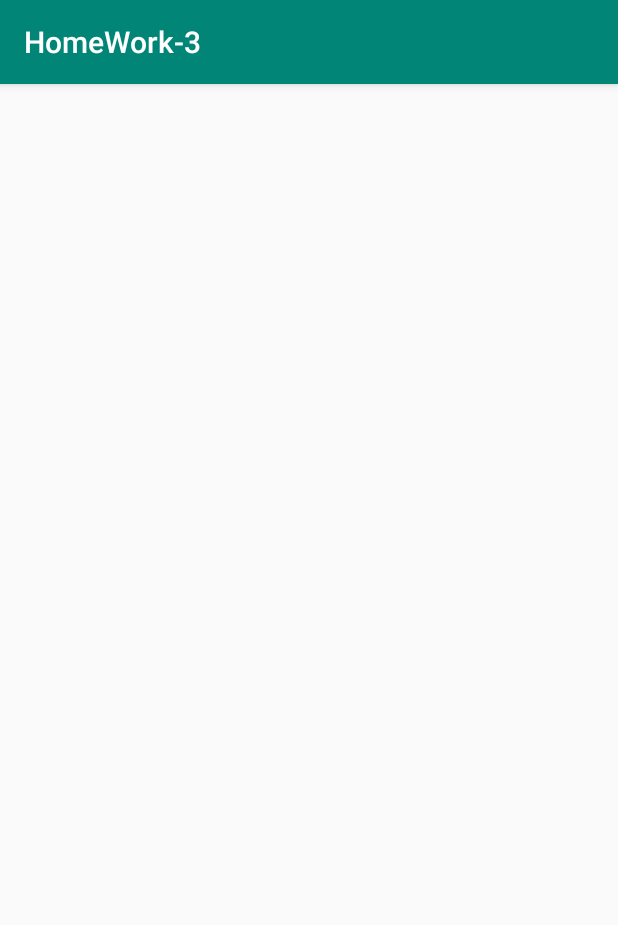
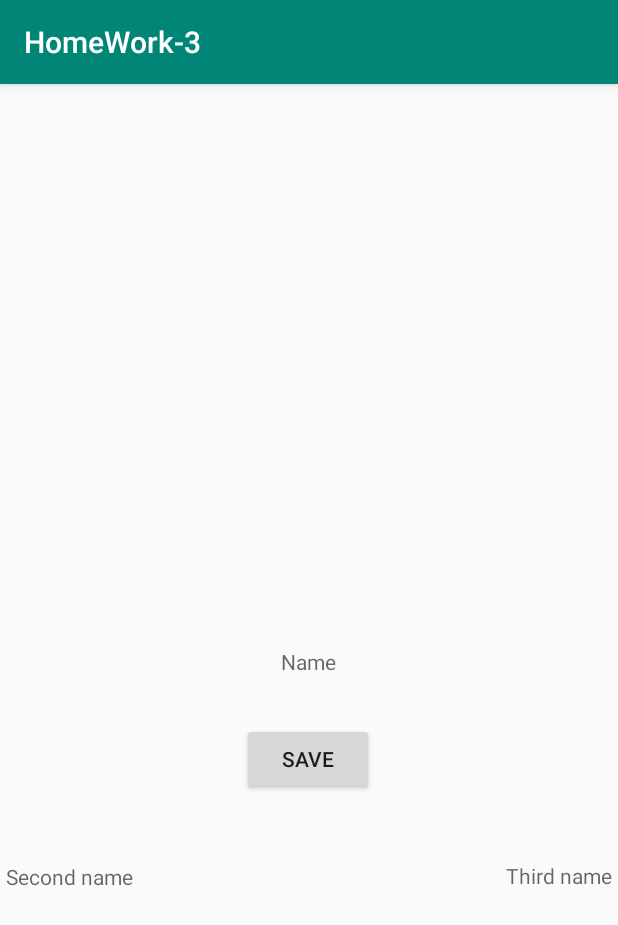
Before and after one commit to md-malikovich/Course3_HomeWork3.0, an Android app: the ObvActivity screen opened directly, with no data from a screen before it, on a phone screen of 412 x 824 dp. Shown: the top 925 px of the screen. Run offline under Robolectric (Android 15) with nearby library versions, the phone set to English and light mode, and no system bars.

Commit message:
Попытка №2
Заработало.

```diff
--- a/src/main/java/com/example/homework_3/ObvActivity.java
+++ b/src/main/java/com/example/homework_3/ObvActivity.java
@@ -4,68 +4,39 @@ import androidx.appcompat.app.AppCompatActivity;
 
 import android.content.Intent;
 import android.os.Bundle;
-import android.util.Log;
 import android.view.View;
 import android.widget.Button;
-import android.widget.EditText;
 import android.widget.TextView;
 
 public class ObvActivity extends AppCompatActivity {
 
+    Button button;
     TextView textView1;
     TextView textView2;
     TextView textView3;
-    Button save;
-
-    EditText name;
-    EditText secondName;
-    EditText thirdName;
 
     @Override
     protected void onCreate(Bundle savedInstanceState) {
         super.onCreate(savedInstanceState);
         setContentView(R.layout.activity_obv);
 
+        button = findViewById(R.id.button);
         textView1 = findViewById(R.id.text_view1);
         textView2 = findViewById(R.id.text_view2);
         textView3 = findViewById(R.id.text_view3);
 
-        name = findViewById(R.id.edit_text_name);
-        secondName = findViewById(R.id.edit_text_secondName);
-        thirdName = findViewById(R.id.edit_text_thirdName);
-
-        save = findViewById(R.id.save);
-
-        save.setOnClickListener(new View.OnClickListener() {
+        button.setOnClickListener(new View.OnClickListener() {
             @Override
             public void onClick(View v) {
-                String text1 = name.getText().toString();
-                String text2 = secondName.getText().toString();
-                String text3 = thirdName.getText().toString();
-
-                Intent intent = new Intent();
-                intent.putExtra("key1", text1);
-                intent.putExtra("key2", text2);
-                intent.putExtra("key3", text3);
-
+                Intent intent = getIntent();
+                String text1 = intent.getStringExtra("Name");
+                String text2 = intent.getStringExtra("SecondName");
+                String text3 = intent.getStringExtra("ThirdName");
                 textView1.setText(text1);
                 textView2.setText(text2);
                 textView3.setText(text3);
-
-                //setResult(RESULT_OK, intent1);
-                //finish();
-
-                //String name = textView1.getText().toString();
-                //String secondName = textView2.getText().toString();
-                //String thirdName = textView3.getText().toString();
-
-                //String name = intent.getStringExtra("Name");
-                //String secondName = intent.getStringExtra("SecondName");
-                //String thirdName = intent.getStringExtra("ThirdName");
-
-                Log.d("ololo", text3);
+                finish();
             }
         });
-
     }
 }
--- a/src/main/res/layout/activity_obv.xml
+++ b/src/main/res/layout/activity_obv.xml
@@ -6,37 +6,59 @@
     android:layout_height="match_parent"
     tools:context=".ObvActivity">
 
+    <Button
+        android:id="@+id/button"
+        android:layout_width="wrap_content"
+        android:layout_height="wrap_content"
+        android:text="save"
+        app:layout_constraintBottom_toBottomOf="parent"
+        app:layout_constraintHorizontal_bias="0.498"
+        app:layout_constraintLeft_toLeftOf="parent"
+        app:layout_constraintRight_toRightOf="parent"
+        app:layout_constraintTop_toTopOf="parent"
+        app:layout_constraintVertical_bias="0.592"/>
+
+
+
     <TextView
         android:id="@+id/text_view1"
         android:layout_width="wrap_content"
         android:layout_height="wrap_content"
-        android:layout_marginBottom="50dp"
         android:layout_marginLeft="100dp"
         android:layout_marginRight="100dp"
-        android:autoSizeMaxTextSize="10sp"
+        android:layout_marginBottom="50dp"
+        android:hint="Name"
         app:layout_constraintBottom_toBottomOf="parent"
+        app:layout_constraintHorizontal_bias="0.497"
         app:layout_constraintLeft_toLeftOf="parent"
         app:layout_constraintRight_toRightOf="parent"
         app:layout_constraintTop_toTopOf="parent"
-
-        />
+        app:layout_constraintVertical_bias="0.537" />
 
     <TextView
         android:id="@+id/text_view2"
         android:layout_width="wrap_content"
         android:layout_height="wrap_content"
+        android:layout_marginStart="4dp"
+        android:layout_marginLeft="4dp"
+        android:hint="Second name"
         app:layout_constraintBottom_toBottomOf="parent"
         app:layout_constraintLeft_toLeftOf="parent"
         app:layout_constraintRight_toRightOf="@+id/text_view3"
-        app:layout_constraintTop_toTopOf="@+id/text_view1"/>
+        app:layout_constraintStart_toStartOf="parent"
+        app:layout_constraintTop_toTopOf="@+id/text_view1"
+        app:layout_constraintVertical_bias="0.384" />
 
     <TextView
         android:id="@+id/text_view3"
         android:layout_width="wrap_content"
         android:layout_height="wrap_content"
-        app:layout_constraintBottom_toBottomOf="@+id/text_view1"
-        app:layout_constraintLeft_toLeftOf="parent"
-        app:layout_constraintRight_toRightOf="parent"
-        app:layout_constraintTop_toTopOf="parent"/>
+        android:layout_marginEnd="4dp"
+        android:layout_marginRight="4dp"
+        android:hint="Third name"
+        app:layout_constraintBottom_toBottomOf="parent"
+        app:layout_constraintEnd_toEndOf="parent"
+        app:layout_constraintTop_toTopOf="parent"
+        app:layout_constraintVertical_bias="0.692" />
 
 </androidx.constraintlayout.widget.ConstraintLayout>
```
Also changed, not shown: src/main/java/com/example/homework_3/MainActivity.java (+5 -39 lines), src/main/java/com/example/homework_3/NotObvActivity.java (+4 -25 lines).
